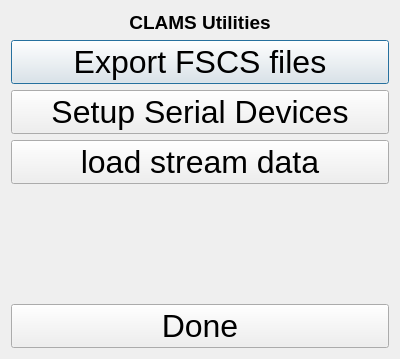
Qt form ui/UtilitiesDlg.ui (guyuhong/CLAMS) before a commit.
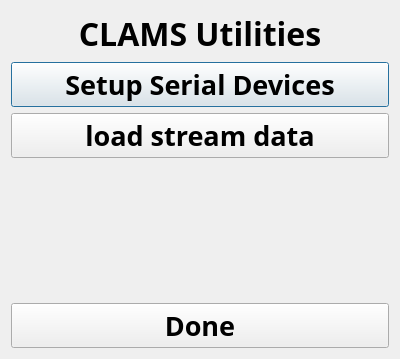
The same form after that commit.

What changed in the file:
```diff
--- a/ui/UtilitiesDlg.ui
+++ b/ui/UtilitiesDlg.ui
@@ -18,7 +18,8 @@
     <widget class="QLabel" name="label">
      <property name="font">
       <font>
-       <pointsize>14</pointsize>
+       <family>Arial Black</family>
+       <pointsize>24</pointsize>
        <weight>75</weight>
        <bold>true</bold>
       </font>
@@ -31,23 +32,14 @@
      </property>
     </widget>
    </item>
-   <item>
-    <widget class="QPushButton" name="exportFSCSBtn">
-     <property name="font">
-      <font>
-       <pointsize>24</pointsize>
-      </font>
-     </property>
-     <property name="text">
-      <string>Export FSCS files</string>
-     </property>
-    </widget>
-   </item>
    <item>
     <widget class="QPushButton" name="setupBtn">
      <property name="font">
       <font>
-       <pointsize>24</pointsize>
+       <family>Arial Black</family>
+       <pointsize>20</pointsize>
+       <weight>75</weight>
+       <bold>true</bold>
       </font>
      </property>
      <property name="text">
@@ -59,7 +51,10 @@
     <widget class="QPushButton" name="loadStreamBtn">
      <property name="font">
       <font>
-       <pointsize>24</pointsize>
+       <family>Arial Black</family>
+       <pointsize>20</pointsize>
+       <weight>75</weight>
+       <bold>true</bold>
       </font>
      </property>
      <property name="text">
@@ -69,6 +64,13 @@
    </item>
    <item>
     <spacer name="verticalSpacer">
+     <property name="font">
+      <font>
+       <family>Arial Black</family>
+       <weight>75</weight>
+       <bold>true</bold>
+      </font>
+     </property>
      <property name="orientation">
       <enum>Qt::Vertical</enum>
      </property>
@@ -84,7 +86,10 @@
     <widget class="QPushButton" name="doneBtn">
      <property name="font">
       <font>
-       <pointsize>24</pointsize>
+       <family>Arial Black</family>
+       <pointsize>20</pointsize>
+       <weight>75</weight>
+       <bold>true</bold>
       </font>
      </property>
      <property name="text">
```
